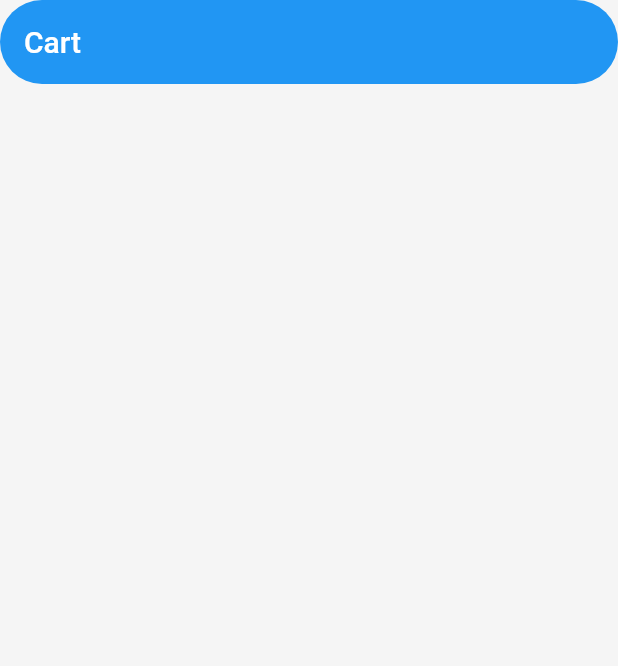
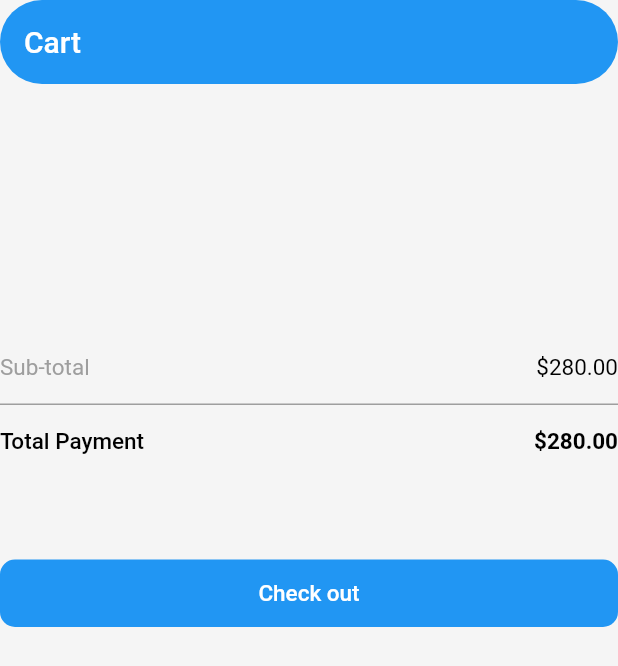
Before and after one commit to gitRodd/broetchenshop, a Flutter app: the Cart screen opened directly, on a phone screen of 412 x 824 dp. Shown: the top 666 px of the screen. Run offline on Flutter 3.47's test engine with Material 2 defaults, Android fonts, the phone set to English and light mode, and no system bars; our stand-ins replace anim_search_bar, badges, curved_navigation_bar, shared_preferences; missing offline and left inert: dart:ffi, flutter_settings_ui; accounts and stored records are empty.

Commit message:
Aktuellster Stand

```diff
--- a/lib/MainScreen/Cart/cart.dart
+++ b/lib/MainScreen/Cart/cart.dart
@@ -1,3 +1,4 @@
+import 'package:broetchenshop/MainScreen/Cart/confirm_section.dart';
 import 'package:flutter/material.dart';
 
 class Cart extends StatefulWidget {
@@ -22,6 +23,19 @@ class _CartState extends State<Cart> {
                   top: Radius.circular(30),
                 )),
           ),
+          body: SizedBox(
+            child: Column(
+              children: const [
+                Center(
+                  child: Align(
+                    alignment: Alignment.bottomCenter,
+                    child: ConfirmSection(),
+                  ),
+                )
+
+              ],
+            ),
+          ),
         )
     );
   }
--- /dev/null
+++ b/lib/MainScreen/Cart/confirm_section.dart
@@ -0,0 +1,60 @@
+import 'package:flutter/material.dart';
+
+class ConfirmSection extends StatefulWidget {
+  const ConfirmSection({Key? key}) : super(key: key);
+
+  @override
+  State<ConfirmSection> createState() => _ConfirmSectionState();
+}
+
+class _ConfirmSectionState extends State<ConfirmSection> {
+  @override
+  Widget build(BuildContext context) {
+    Size size = MediaQuery.of(context).size;
+    return SizedBox(
+      child: Column(
+        children: [
+          const SizedBox(height: 180.0),
+          Row(
+            mainAxisAlignment: MainAxisAlignment.spaceBetween,
+            children: const <Widget> [
+              Text('Sub-total', style: TextStyle(fontSize: 15.0, fontWeight: FontWeight.w400, color: Colors.grey)),
+              Text('\$280.00', style: TextStyle(fontSize: 15.0, fontWeight: FontWeight.w400, color: Colors.black)),
+            ],
+          ),
+          const SizedBox(height: 15.0),
+          Container(width: size.width, height: 1.0, color: Colors.grey),
+          const SizedBox(height: 15.0),
+          Row(
+            mainAxisAlignment: MainAxisAlignment.spaceBetween,
+            children: const <Widget> [
+              Text('Total Payment', style: TextStyle(fontSize: 15.0, fontWeight: FontWeight.w500, color: Colors.black)),
+              Text('\$280.00', style: TextStyle(fontSize: 15.0, fontWeight: FontWeight.w700, color: Colors.black)),
+            ],
+          ),
+          const SizedBox(height: 70.0),
+          GestureDetector(
+            onTap: (){},
+            child: Container(
+                height: 45.0,
+                width: size.width,
+                decoration: BoxDecoration(
+                    color: Theme.of(context).primaryColor,
+                    borderRadius: const BorderRadius.all(Radius.circular(10.0))
+                ),
+                child: Center(
+                  child: TextButton(
+                      onPressed: (){
+
+                      },
+                      child: const Text("Check out", style: TextStyle(color: Colors.white, fontWeight: FontWeight.w500, fontSize: 15.0)),
+                  ),
+
+                )
+            ),
+          ),
+        ],
+      ),
+    );
+  }
+}
```
Also changed, not shown: lib/LoginScreen/login_screen.dart (+7 -10 lines), lib/MainScreen/Favorite/favorite_content.dart (added, +17 -0 lines), lib/MainScreen/Favorite/favorites.dart (+2 -8 lines), lib/MainScreen/Offer/item_card.dart (+10 -5 lines), lib/MainScreen/Offer/searchbar_area.dart (+13 -38 lines), lib/MainScreen/ProduktDetails/product_detail_screen.dart (added, +64 -0 lines), assets/producte/belegtes_vollkornbrot.jpg (added), assets/producte/laugenbroetchen.jpg (added), assets/producte/quarktasche.jpg (added), assets/producte/rogenmischbrot.jpg (added), assets/producte/salami_semmel.jpg (added), assets/producte/schnitzel_semmel.jpg (added), assets/producte/wurstsemmel.jpg (added).
